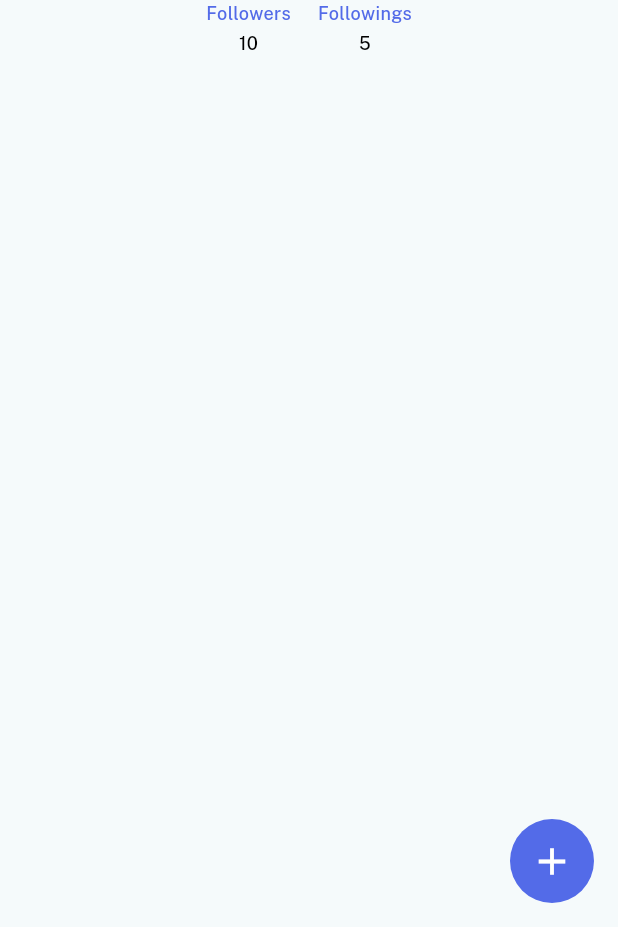
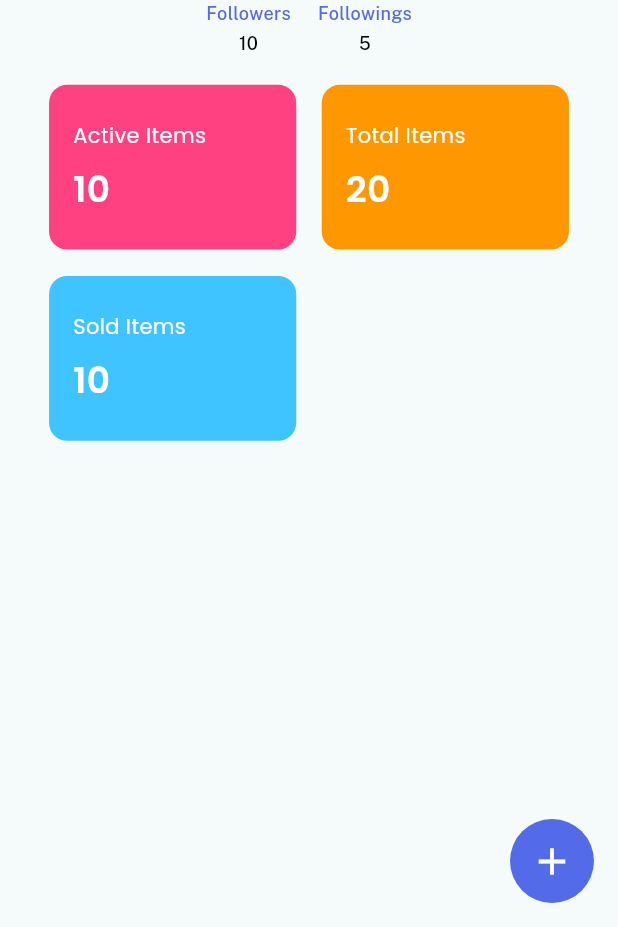
Before and after one commit to HAMZA-CH420/Shoe-Fanatic, a Flutter app: the SellingScreen screen opened directly, on a phone screen of 412 x 824 dp, the part 309-1236 px from its top. Run offline on Flutter 3.47's test engine with Material 3 defaults, Android fonts, the light colour scheme and no system bars; our stand-ins replace flutter_svg, google_fonts, iconsax, permission_handler, smooth_page_indicator.

Commit message:
minor changes

```diff
--- a/lib/Features/SellingScreen/TabScreens/home.dart
+++ b/lib/Features/SellingScreen/TabScreens/home.dart
@@ -1,4 +1,5 @@
 import 'package:flutter/material.dart';
+import 'package:shoe_fantastic/Features/SellingScreen/widget/items_info.dart';
 import 'package:shoe_fantastic/Features/SellingScreen/widget/store_details.dart';
 
 class Home extends StatelessWidget {
@@ -14,6 +15,7 @@ class Home extends StatelessWidget {
       child: Column(
         children: [
           StoreDetails(),
+          ItemsInfo(),
         ],
       ),
     );
--- /dev/null
+++ b/lib/Features/SellingScreen/widget/items_info.dart
@@ -0,0 +1,61 @@
+import 'package:flutter/material.dart';
+import 'package:google_fonts/google_fonts.dart';
+
+class ItemsInfo extends StatelessWidget {
+  ItemsInfo({super.key});
+  final Map<String, dynamic> itemsInfo = {
+    "activeItems": "10",
+    "soldItems": "10",
+    "totalItems": "20",
+  };
+  @override
+  Widget build(BuildContext context) {
+    final size = MediaQuery.sizeOf(context);
+    return Wrap(
+      spacing: 17,
+      children: [
+        detailBox(
+            size, Colors.pinkAccent, "Active Items", itemsInfo["activeItems"]),
+        detailBox(size, Colors.orange, "Total Items", itemsInfo["totalItems"]),
+        detailBox(
+            size, Colors.lightBlueAccent, "Sold Items", itemsInfo["soldItems"]),
+      ],
+    );
+  }
+
+  Widget detailBox(var size, Color color, String title, String count) {
+    return Container(
+      margin: const EdgeInsets.symmetric(vertical: 8.8),
+      padding: const EdgeInsets.symmetric(horizontal: 16),
+      decoration: BoxDecoration(
+        color: color,
+        borderRadius: BorderRadius.circular(12),
+      ),
+      height: size.height / 7.5,
+      width: size.width / 2.5,
+      child: Column(
+        spacing: 8,
+        crossAxisAlignment: CrossAxisAlignment.start,
+        mainAxisAlignment: MainAxisAlignment.center,
+        children: [
+          Text(
+            title,
+            style: GoogleFonts.poppins(
+              fontSize: 14,
+              fontWeight: FontWeight.w400,
+              color: Colors.white,
+            ),
+          ),
+          Text(
+            count,
+            style: GoogleFonts.poppins(
+              fontSize: 24,
+              fontWeight: FontWeight.w600,
+              color: Colors.white,
+            ),
+          ),
+        ],
+      ),
+    );
+  }
+}
```
